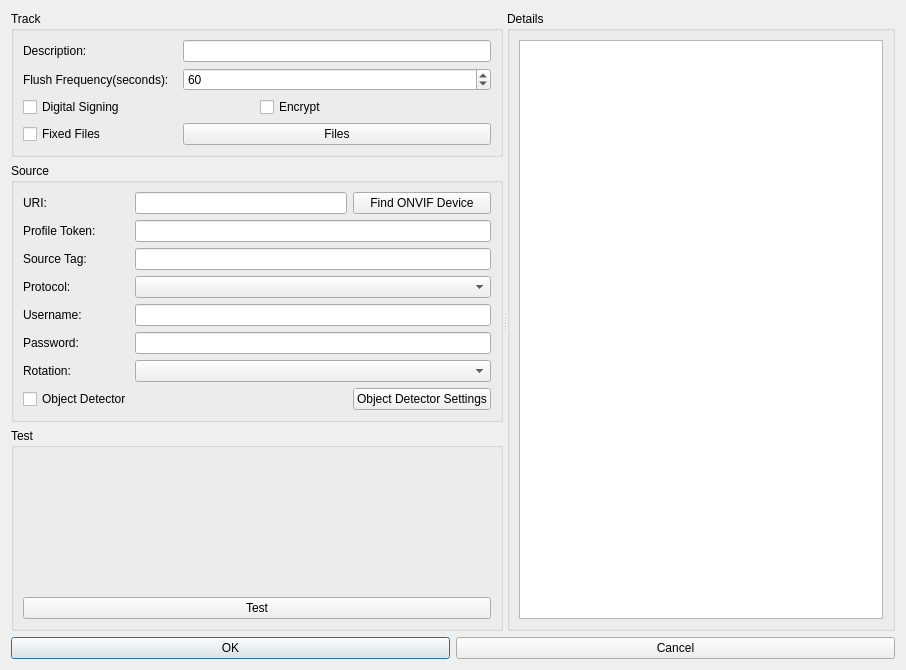
lineCode/Client-2, file libmonocleclient/managetrackwindow.ui: the form before one commit.
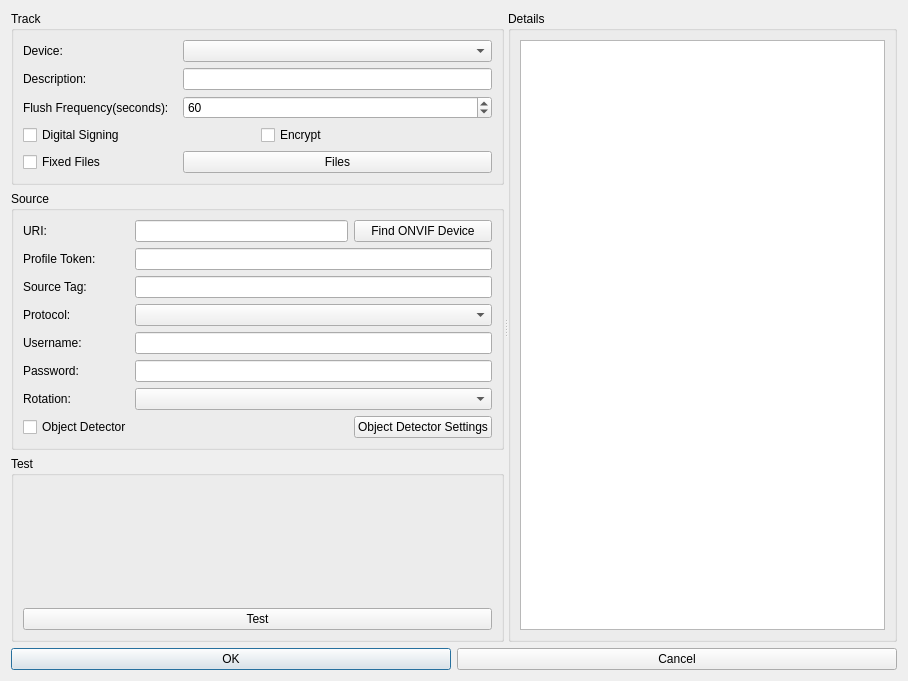
The form after the commit.

```diff
--- a/libmonocleclient/managetrackwindow.ui
+++ b/libmonocleclient/managetrackwindow.ui
@@ -6,8 +6,8 @@
    <rect>
     <x>0</x>
     <y>0</y>
-    <width>906</width>
-    <height>670</height>
+    <width>908</width>
+    <height>681</height>
    </rect>
   </property>
   <property name="windowTitle">
@@ -54,24 +54,46 @@
            <layout class="QGridLayout" name="gridLayout_4">
             <item row="0" column="0">
              <layout class="QGridLayout" name="gridLayout_3">
-              <item row="4" column="1" rowspan="2" colspan="2">
-               <widget class="QPushButton" name="buttonfiles">
-                <property name="text">
-                 <string>Files</string>
-                </property>
-               </widget>
-              </item>
-              <item row="0" column="1" colspan="2">
-               <widget class="QLineEdit" name="editdescription"/>
+              <item row="3" column="0" rowspan="2" colspan="3">
+               <layout class="QHBoxLayout" name="horizontalLayout_2">
+                <item>
+                 <widget class="QCheckBox" name="checkdigitalsigning">
+                  <property name="text">
+                   <string>Digital Signing</string>
+                  </property>
+                 </widget>
+                </item>
+                <item>
+                 <widget class="QCheckBox" name="checkencrypt">
+                  <property name="text">
+                   <string>Encrypt</string>
+                  </property>
+                 </widget>
+                </item>
+               </layout>
               </item>
               <item row="1" column="0">
+               <widget class="QLabel" name="label_2">
+                <property name="text">
+                 <string>Description:</string>
+                </property>
+               </widget>
+              </item>
+              <item row="2" column="0">
                <widget class="QLabel" name="label_3">
                 <property name="text">
                  <string>Flush Frequency(seconds):</string>
                 </property>
                </widget>
               </item>
-              <item row="1" column="1" colspan="2">
+              <item row="5" column="1" rowspan="2" colspan="2">
+               <widget class="QPushButton" name="buttonfiles">
+                <property name="text">
+                 <string>Files</string>
+                </property>
+               </widget>
+              </item>
+              <item row="2" column="1" colspan="2">
                <widget class="QSpinBox" name="spinflushfrequency">
                 <property name="maximum">
                  <number>9999</number>
@@ -81,7 +103,7 @@
                 </property>
                </widget>
               </item>
-              <item row="4" column="0" rowspan="2">
+              <item row="5" column="0" rowspan="2">
                <widget class="QCheckBox" name="checkfixedfiles">
                 <property name="statusTip">
                  <string>Do you want to record data to all available files, or only want to record to a fixed set of files</string>
@@ -91,30 +113,18 @@
                 </property>
                </widget>
               </item>
+              <item row="1" column="1" colspan="2">
+               <widget class="QLineEdit" name="editdescription"/>
+              </item>
               <item row="0" column="0">
-               <widget class="QLabel" name="label_2">
+               <widget class="QLabel" name="labeldevice">
                 <property name="text">
-                 <string>Description:</string>
+                 <string>Device:</string>
                 </property>
                </widget>
               </item>
-              <item row="2" column="0" rowspan="2" colspan="3">
-               <layout class="QHBoxLayout" name="horizontalLayout_2">
-                <item>
-                 <widget class="QCheckBox" name="checkdigitalsigning">
-                  <property name="text">
-                   <string>Digital Signing</string>
-                  </property>
-                 </widget>
-                </item>
-                <item>
-                 <widget class="QCheckBox" name="checkencrypt">
-                  <property name="text">
-                   <string>Encrypt</string>
-                  </property>
-                 </widget>
-                </item>
-               </layout>
+              <item row="0" column="1" colspan="2">
+               <widget class="QComboBox" name="combodevice"/>
               </item>
              </layout>
             </item>
```
